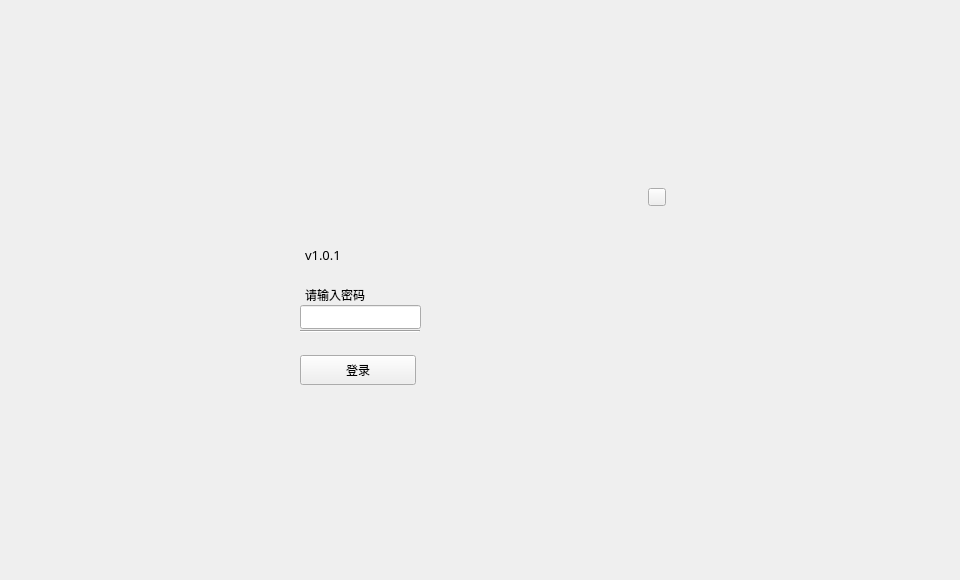
HcashOrg/hx-indicator, file LNKWallet/normallogin.ui: the form before one commit.
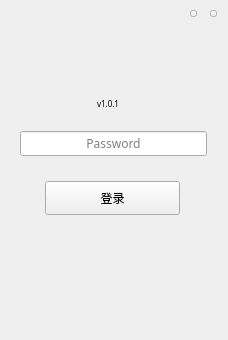
The form after the commit.

```diff
--- a/LNKWallet/normallogin.ui
+++ b/LNKWallet/normallogin.ui
@@ -6,8 +6,8 @@
    <rect>
     <x>0</x>
     <y>0</y>
-    <width>960</width>
-    <height>580</height>
+    <width>228</width>
+    <height>340</height>
    </rect>
   </property>
   <property name="font">
@@ -24,10 +24,10 @@
   <widget class="QLineEdit" name="pwdLineEdit">
    <property name="geometry">
     <rect>
-     <x>300</x>
-     <y>305</y>
-     <width>121</width>
-     <height>24</height>
+     <x>20</x>
+     <y>131</y>
+     <width>187</width>
+     <height>25</height>
     </rect>
    </property>
    <property name="font">
@@ -45,7 +45,10 @@
     <enum>QLineEdit::Password</enum>
    </property>
    <property name="alignment">
-    <set>Qt::AlignLeading|Qt::AlignLeft|Qt::AlignVCenter</set>
+    <set>Qt::AlignCenter</set>
+   </property>
+   <property name="placeholderText">
+    <string>Password</string>
    </property>
    <property name="clearButtonEnabled">
     <bool>false</bool>
@@ -54,10 +57,10 @@
   <widget class="QToolButton" name="enterBtn">
    <property name="geometry">
     <rect>
-     <x>300</x>
-     <y>355</y>
-     <width>116</width>
-     <height>30</height>
+     <x>45</x>
+     <y>181</y>
+     <width>135</width>
+     <height>34</height>
     </rect>
    </property>
    <property name="cursor">
@@ -76,8 +79,8 @@
   <widget class="QLabel" name="tipLabel">
    <property name="geometry">
     <rect>
-     <x>300</x>
-     <y>335</y>
+     <x>40</x>
+     <y>160</y>
      <width>200</width>
      <height>20</height>
     </rect>
@@ -100,10 +103,10 @@
   <widget class="QToolButton" name="closeBtn">
    <property name="geometry">
     <rect>
-     <x>648</x>
-     <y>188</y>
-     <width>18</width>
-     <height>18</height>
+     <x>210</x>
+     <y>10</y>
+     <width>7</width>
+     <height>7</height>
     </rect>
    </property>
    <property name="cursor">
@@ -116,52 +119,23 @@
     <string/>
    </property>
   </widget>
-  <widget class="Line" name="line">
-   <property name="geometry">
-    <rect>
-     <x>300</x>
-     <y>330</y>
-     <width>120</width>
-     <height>3</height>
-    </rect>
-   </property>
-   <property name="orientation">
-    <enum>Qt::Horizontal</enum>
-   </property>
-  </widget>
-  <widget class="QLabel" name="label_pass">
-   <property name="geometry">
-    <rect>
-     <x>305</x>
-     <y>285</y>
-     <width>91</width>
-     <height>20</height>
-    </rect>
-   </property>
-   <property name="font">
-    <font>
-     <family>微软雅黑</family>
-    </font>
-   </property>
-   <property name="text">
-    <string>请输入密码</string>
-   </property>
-  </widget>
   <widget class="QLabel" name="label_version">
    <property name="geometry">
     <rect>
-     <x>305</x>
-     <y>245</y>
+     <x>97</x>
+     <y>94</y>
      <width>80</width>
      <height>20</height>
     </rect>
    </property>
    <property name="font">
     <font>
-     <family>黑体</family>
-     <pointsize>10</pointsize>
+     <pointsize>-1</pointsize>
     </font>
    </property>
+   <property name="styleSheet">
+    <string notr="true">font-size: 8px;</string>
+   </property>
    <property name="text">
     <string>v1.0.1</string>
    </property>
@@ -169,10 +143,10 @@
   <widget class="QLabel" name="welcome_label">
    <property name="geometry">
     <rect>
-     <x>305</x>
-     <y>190</y>
-     <width>100</width>
-     <height>45</height>
+     <x>72</x>
+     <y>82</y>
+     <width>78</width>
+     <height>15</height>
     </rect>
    </property>
    <property name="font">
@@ -188,6 +162,25 @@
     <string/>
    </property>
   </widget>
+  <widget class="QToolButton" name="miniBtn">
+   <property name="geometry">
+    <rect>
+     <x>190</x>
+     <y>10</y>
+     <width>7</width>
+     <height>7</height>
+    </rect>
+   </property>
+   <property name="cursor">
+    <cursorShape>PointingHandCursor</cursorShape>
+   </property>
+   <property name="focusPolicy">
+    <enum>Qt::NoFocus</enum>
+   </property>
+   <property name="text">
+    <string/>
+   </property>
+  </widget>
  </widget>
  <resources/>
  <connections/>
```
Left out of the diff: 2 changed lines with no effect on the pictures.
